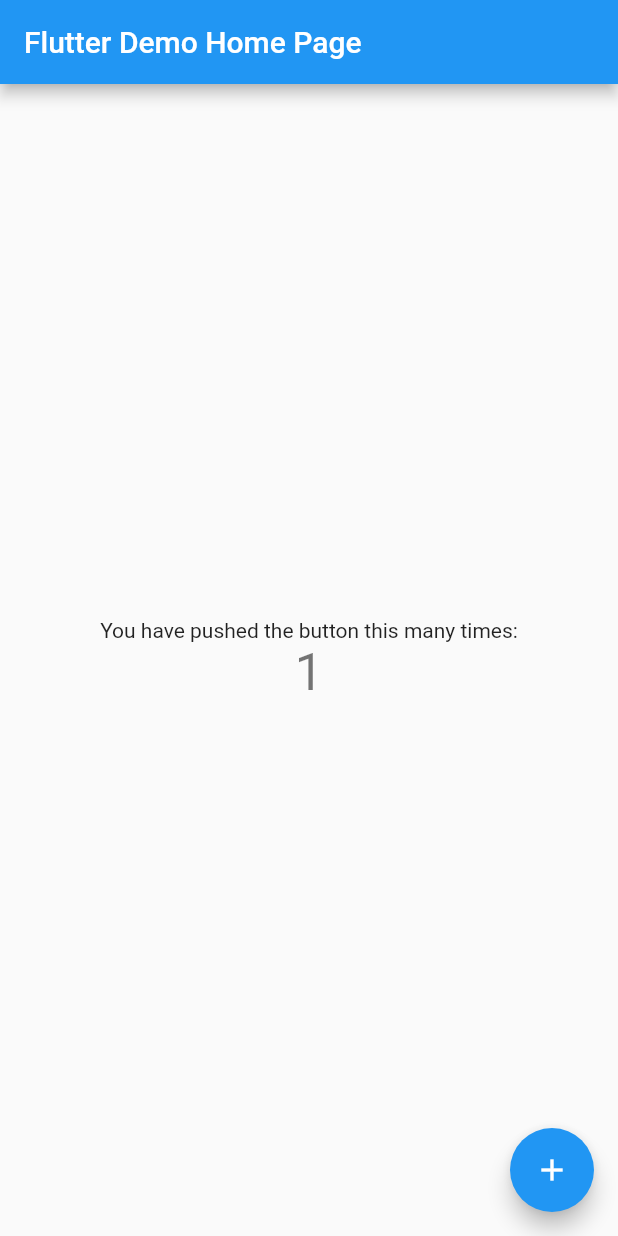
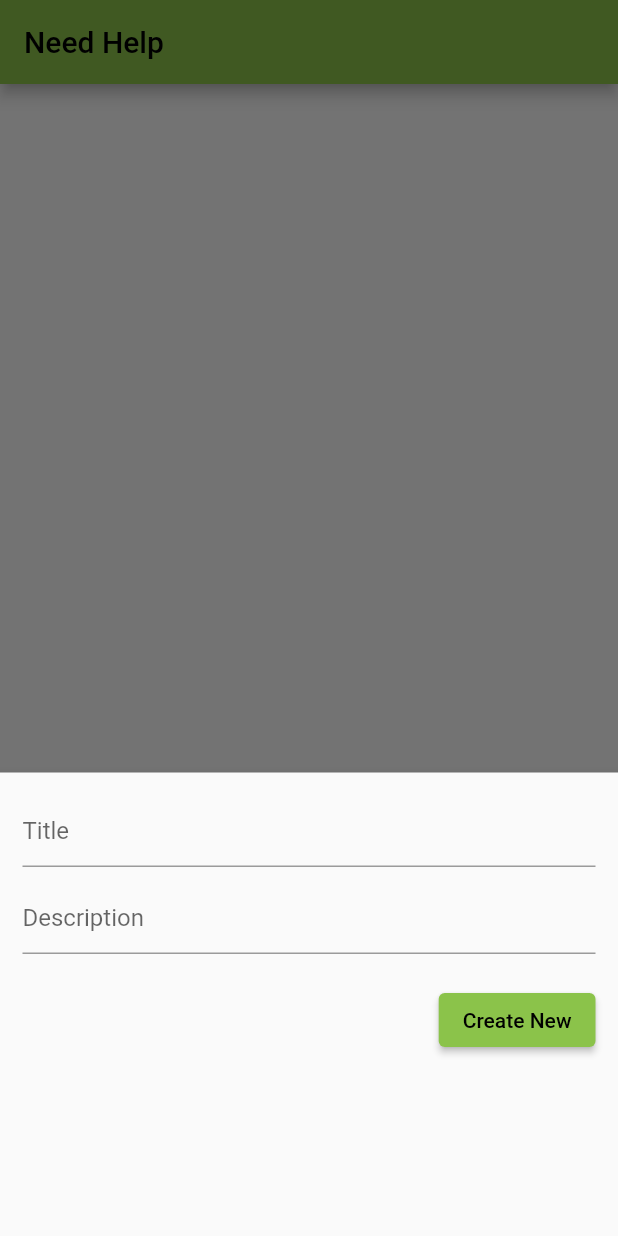
Before and after one commit to Bullamano/fiap-grupoj-fase2, a Flutter app: the screen it shows after launch, after a tap on the "add" icon, on a phone screen of 412 x 824 dp. Run offline on Flutter 3.47's test engine with Material 2 defaults, Android fonts, the phone set to English and light mode, and no system bars; our stand-ins replace sqflite; accounts and stored records are empty.

Commit message:
Exemplo de DatabaseHelper (exemplo para a implementação)

```diff
--- /dev/null
+++ b/lib/helpers/database_helper.dart
@@ -0,0 +1,106 @@
+import 'dart:io';
+import 'package:path/path.dart';
+import 'package:flutter/foundation.dart';
+import 'package:sqflite/sqflite.dart' as sql;
+
+class DatabaseHelper {
+
+  static final table = 'items';
+  static final columnId = 'id';
+  static final columnNome = 'nome';
+  static final columnMateriais = 'materiais';
+  static final columnPassos = 'passos';
+  static final columnUrlFoto = 'urlfoto';
+  static final columnCategoria = 'categoria';
+  static final columnCreatedAt = 'createdAt';
+
+  static Future<void> createTables(sql.Database database) async {
+    await database.execute("""CREATE TABLE $table(
+        id INTEGER PRIMARY KEY AUTOINCREMENT NOT NULL,
+        $columnId INTEGER PRIMARY KEY,
+        $columnNome TEXT NOT NULL,
+        $columnMateriais TEXT NOT NULL,
+        $columnPassos TEXT NOT NULL,
+        $columnUrlFoto TEXT NULL,
+        $columnCategoria TEXT NULL,
+        $columnCreatedAt TIMESTAMP NOT NULL DEFAULT CURRENT_TIMESTAMP
+      )
+      """);
+  }
+
+  static Future<sql.Database> db() async {
+    return sql.openDatabase(
+      'NeedHelpDB.db',
+      version: 1,
+      onCreate: (sql.Database database, int version) async {
+        await createTables(database);
+      },
+    );
+  }
+
+  static Future<int> createItem(String nome,
+                                String materiais,
+                                String passos,
+                                String? urlfoto,
+                                String? categoria) async {
+    final db = await DatabaseHelper.db();
+
+    final data = {
+      DatabaseHelper.columnNome: nome,
+      DatabaseHelper.columnMateriais: materiais,
+      DatabaseHelper.columnPassos: passos,
+      DatabaseHelper.columnUrlFoto: urlfoto,
+      DatabaseHelper.columnCategoria: categoria
+    };
+
+    final id = await db.insert(DatabaseHelper.table, data,
+        conflictAlgorithm: sql.ConflictAlgorithm.replace);
+    return id;
+  }
+
+  // Read all items (journals)
+  static Future<List<Map<String, dynamic>>> getItems() async {
+    final db = await DatabaseHelper.db();
+    return db.query(DatabaseHelper.table, orderBy: DatabaseHelper.columnId);
+  }
+
+  // Read a single item by id
+  // The app doesn't use this method but I put here in case you want to see it
+  static Future<List<Map<String, dynamic>>> getItem(int id) async {
+    final db = await DatabaseHelper.db();
+    return db.query(DatabaseHelper.table, where: "id = ?", whereArgs: [id], limit: 1);
+  }
+
+  // Update an item by id
+  static Future<int> updateItem(int id,
+                                String nome,
+                                String materiais,
+                                String passos,
+                                String? urlfoto,
+                                String? categoria) async {
+    final db = await DatabaseHelper.db();
+
+    final data = {
+      DatabaseHelper.columnNome: nome,
+      DatabaseHelper.columnMateriais: materiais,
+      DatabaseHelper.columnPassos: passos,
+      DatabaseHelper.columnUrlFoto: urlfoto,
+      DatabaseHelper.columnCategoria: categoria,
+      DatabaseHelper.columnCreatedAt: DateTime.now().toString()
+    };
+
+    final result =
+    await db.update(DatabaseHelper.table, data, where: "id = ?", whereArgs: [id]);
+    return result;
+  }
+
+  // Delete
+  static Future<void> deleteItem(int id) async {
+    final db = await DatabaseHelper.db();
+    try {
+      await db.delete(DatabaseHelper.table, where: "id = ?", whereArgs: [id]);
+    } catch (err) {
+      debugPrint("Something went wrong when deleting an item: $err");
+    }
+  }
+}
--- a/lib/main.dart
+++ b/lib/main.dart
@@ -1,4 +1,7 @@
+// main.dart
 import 'package:flutter/material.dart';
+
+import 'helpers/database_helper.dart';
 
 void main() {
   runApp(const MyApp());
@@ -7,109 +10,179 @@
 class MyApp extends StatelessWidget {
   const MyApp({Key? key}) : super(key: key);
 
-  // This widget is the root of your application.
   @override
   Widget build(BuildContext context) {
     return MaterialApp(
-      title: 'Flutter Demo',
-      theme: ThemeData(
-        // This is the theme of your application.
-        //
-        // Try running your application with "flutter run". You'll see the
-        // application has a blue toolbar. Then, without quitting the app, try
-        // changing the primarySwatch below to Colors.green and then invoke
-        // "hot reload" (press "r" in the console where you ran "flutter run",
-        // or simply save your changes to "hot reload" in a Flutter IDE).
-        // Notice that the counter didn't reset back to zero; the application
-        // is not restarted.
-        primarySwatch: Colors.blue,
-      ),
-      home: const MyHomePage(title: 'Flutter Demo Home Page'),
-    );
+      // Remove the debug banner
+        debugShowCheckedModeBanner: false,
+        title: 'Need Help',
+        theme: ThemeData(
+          primarySwatch: Colors.lightGreen,
+        ),
+        home: const HomePage());
   }
 }
 
-class MyHomePage extends StatefulWidget {
-  const MyHomePage({Key? key, required this.title}) : super(key: key);
-
-  // This widget is the home page of your application. It is stateful, meaning
-  // that it has a State object (defined below) that contains fields that affect
-  // how it looks.
-
-  // This class is the configuration for the state. It holds the values (in this
-  // case the title) provided by the parent (in this case the App widget) and
-  // used by the build method of the State. Fields in a Widget subclass are
-  // always marked "final".
-
-  final String title;
+class HomePage extends StatefulWidget {
+  const HomePage({Key? key}) : super(key: key);
 
   @override
-  State<MyHomePage> createState() => _MyHomePageState();
+  _HomePageState createState() => _HomePageState();
 }
 
-class _MyHomePageState extends State<MyHomePage> {
-  int _counter = 0;
+class _HomePageState extends State<HomePage> {
+  // All journals
+  List<Map<String, dynamic>> _journals = [];
 
-  void _incrementCounter() {
+  bool _isLoading = true;
+  // This function is used to fetch all data from the database
+  void _refreshJournals() async {
+    final data = await DatabaseHelper.getItems();
     setState(() {
-      // This call to setState tells the Flutter framework that something has
-      // changed in this State, which causes it to rerun the build method below
-      // so that the display can reflect the updated values. If we changed
-      // _counter without calling setState(), then the build method would not be
-      // called again, and so nothing would appear to happen.
-      _counter++;
+      _journals = data;
+      _isLoading = false;
     });
   }
 
   @override
+  void initState() {
+    super.initState();
+    _refreshJournals(); // Loading the diary when the app starts
+  }
+
+  final TextEditingController _titleController = TextEditingController();
+  final TextEditingController _descriptionController = TextEditingController();
+
+  // This function will be triggered when the floating button is pressed
+  // It will also be triggered when you want to update an item
+  void _showForm(int? id) async {
+    if (id != null) {
+      // id == null -> create new item
+      // id != null -> update an existing item
+      final existingJournal =
+      _journals.firstWhere((element) => element['id'] == id);
+      _titleController.text = existingJournal['nome'];
+      _descriptionController.text = existingJournal['categoria'];
+    }
+
+    showModalBottomSheet(
+        context: context,
+        elevation: 5,
+        isScrollControlled: true,
+        builder: (_) => Container(
+          padding: EdgeInsets.only(
+            top: 15,
+            left: 15,
+            right: 15,
+            // this will prevent the soft keyboard from covering the text fields
+            bottom: MediaQuery.of(context).viewInsets.bottom + 120,
+          ),
+          child: Column(
+            mainAxisSize: MainAxisSize.min,
+            crossAxisAlignment: CrossAxisAlignment.end,
+            children: [
+              TextField(
+                controller: _titleController,
+                decoration: const InputDecoration(hintText: 'Title'),
+              ),
+              const SizedBox(
+                height: 10,
+              ),
+              TextField(
+                controller: _descriptionController,
+                decoration: const InputDecoration(hintText: 'Description'),
+              ),
+              const SizedBox(
+                height: 20,
+              ),
+              ElevatedButton(
+                onPressed: () async {
+                  // Save new journal
+                  if (id == null) {
+                    await _addItem();
+                  }
+
+                  if (id != null) {
+                    await _updateItem(id);
+                  }
+
+                  // Clear the text fields
+                  _titleController.text = '';
+                  _descriptionController.text = '';
+
+                  // Close the bottom sheet
+                  Navigator.of(context).pop();
+                },
+                child: Text(id == null ? 'Create New' : 'Update'),
+              )
+            ],
+          ),
+        ));
+  }
+
+// Insert a new journal to the database
+  Future<void> _addItem() async {
+    await DatabaseHelper.createItem(
+        _titleController.text, 'materiais', 'passo', 'url', _descriptionController.text);
+    _refreshJournals();
+  }
+
+  // Update an existing journal
+  Future<void> _updateItem(int id) async {
+    await DatabaseHelper.updateItem(
+        id, _titleController.text, 'materiais', 'passo', 'url', _descriptionController.text);
+    _refreshJournals();
+  }
+
+  // Delete an item
+  void _deleteItem(int id) async {
+    await DatabaseHelper.deleteItem(id);
+    ScaffoldMessenger.of(context).showSnackBar(const SnackBar(
+      content: Text('Successfully deleted a journal!'),
+    ));
+    _refreshJournals();
+  }
+
+  @override
   Widget build(BuildContext context) {
-    // This method is rerun every time setState is called, for instance as done
-    // by the _incrementCounter method above.
-    //
-    // The Flutter framework has been optimized to make rerunning build methods
-    // fast, so that you can just rebuild anything that needs updating rather
-    // than having to individually change instances of widgets.
     return Scaffold(
       appBar: AppBar(
-        // Here we take the value from the MyHomePage object that was created by
-        // the App.build method, and use it to set our appbar title.
-        title: Text(widget.title),
+        title: const Text('Need Help'),
       ),
-      body: Center(
-        // Center is a layout widget. It takes a single child and positions it
-        // in the middle of the parent.
-        child: Column(
-          // Column is also a layout widget. It takes a list of children and
-          // arranges them vertically. By default, it sizes itself to fit its
-          // children horizontally, and tries to be as tall as its parent.
-          //
-          // Invoke "debug painting" (press "p" in the console, choose the
-          // "Toggle Debug Paint" action from the Flutter Inspector in Android
-          // Studio, or the "Toggle Debug Paint" command in Visual Studio Code)
-          // to see the wireframe for each widget.
-          //
-          // Column has various properties to control how it sizes itself and
-          // how it positions its children. Here we use mainAxisAlignment to
-          // center the children vertically; the main axis here is the vertical
-          // axis because Columns are vertical (the cross axis would be
-          // horizontal).
-          mainAxisAlignment: MainAxisAlignment.center,
-          children: <Widget>[
-            const Text(
-              'You have pushed the button this many times:',
-            ),
-            Text(
-              '$_counter',
-              style: Theme.of(context).textTheme.headline4,
-            ),
-          ],
+      body: _isLoading
+          ? const Center(
+        child: CircularProgressIndicator(),
+      )
+          : ListView.builder(
+        itemCount: _journals.length,
+        itemBuilder: (context, index) => Card(
+          color: Colors.lightGreen[200],
+          margin: const EdgeInsets.all(15),
+          child: ListTile(
+              title: Text(_journals[index]['nome']),
+              subtitle: Text(_journals[index]['categoria']),
+              trailing: SizedBox(
+                width: 100,
+                child: Row(
+                  children: [
+                    IconButton(
+                      icon: const Icon(Icons.edit),
+                      onPressed: () => _showForm(_journals[index]['id']),
+                    ),
+                    IconButton(
+                      icon: const Icon(Icons.delete),
+                      onPressed: () =>
+                          _deleteItem(_journals[index]['id']),
+                    ),
+                  ],
+                ),
+              )),
         ),
       ),
       floatingActionButton: FloatingActionButton(
-        onPressed: _incrementCounter,
-        tooltip: 'Increment',
         child: const Icon(Icons.add),
-      ), // This trailing comma makes auto-formatting nicer for build methods.
+        onPressed: () => _showForm(null),
+      ),
     );
   }
 }
--- a/pubspec.yaml
+++ b/pubspec.yaml
@@ -30,6 +30,7 @@
   flutter:
     sdk: flutter
 
+  sqflite:
 
   # The following adds the Cupertino Icons font to your application.
   # Use with the CupertinoIcons class for iOS style icons.
```
Also changed, not shown: pubspec.lock, 1 other file.
